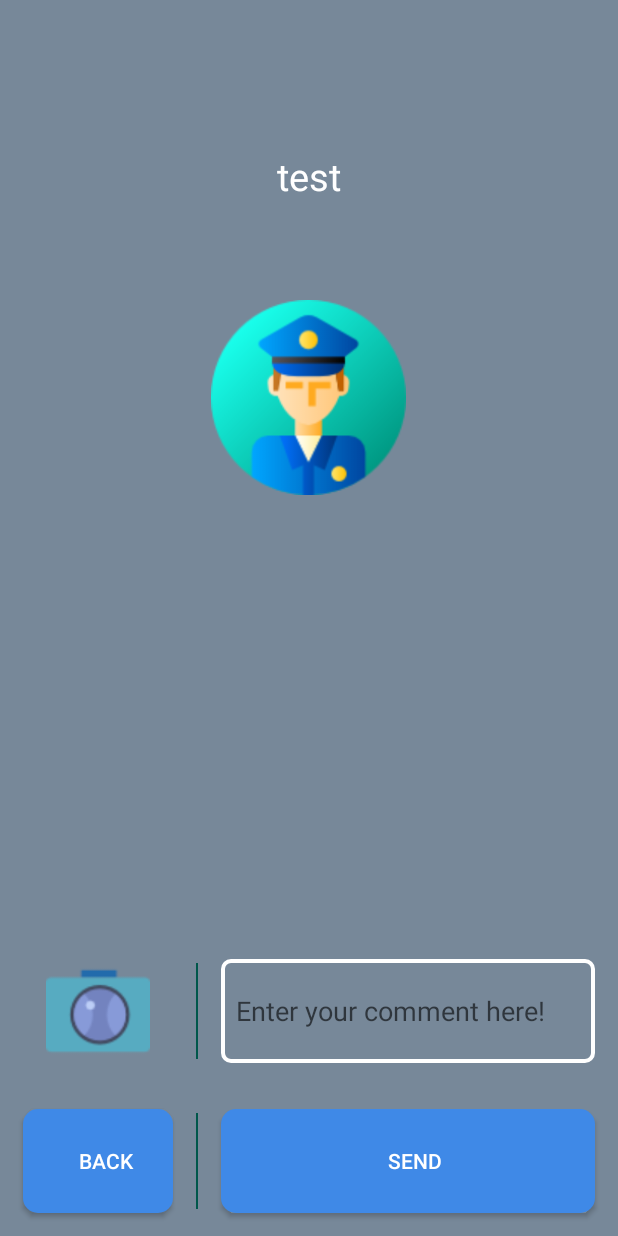
After one commit to ccait/Matrix, an Android app: the layout report_event_spec.xml on its own in the app's theme, with its tools: preview values and no code run, on a phone screen of 412 x 824 dp. The commit adds this screen. Run offline under Robolectric (Android 15) with nearby library versions, the phone set to English and light mode, and no system bars.

Commit message:
traffic event add

```diff
--- a/app/src/main/java/com/laioffer/matrix/LocationTracker.java
+++ b/app/src/main/java/com/laioffer/matrix/LocationTracker.java
@@ -6,7 +6,6 @@ import android.location.Location;
 import android.location.LocationListener;
 import android.location.LocationManager;
 import android.os.Bundle;
-
 import androidx.core.app.ActivityCompat;
 import androidx.core.content.ContextCompat;
 
--- /dev/null
+++ b/app/src/main/res/drawable/textinputborder.xml
@@ -0,0 +1,9 @@
+<?xml version="1.0" encoding="utf-8"?>
+<shape xmlns:android="http://schemas.android.com/apk/res/android"
+    android:shape="rectangle">
+    <solid android:color="#00000000" />
+    <stroke android:width="2.5dp"
+        android:color="#FFFFFF" />
+    <corners
+        android:radius="5dp"/>
+</shape>
--- a/app/src/main/res/layout/dialog.xml
+++ b/app/src/main/res/layout/dialog.xml
@@ -12,6 +12,7 @@
         android:layout_height="match_parent"
         android:id="@+id/viewSwitcher">
         <include layout="@layout/report_event_type"/>
+        <include layout="@layout/report_event_spec"/>
     </ViewSwitcher>
 
 </LinearLayout>
--- a/app/src/main/res/layout/recyclerview_item.xml
+++ b/app/src/main/res/layout/recyclerview_item.xml
@@ -5,7 +5,6 @@
     android:orientation="vertical"
     android:layout_width="match_parent"
     android:layout_height="150dp">
-
 
     <ImageView
         android:layout_width="match_parent"
--- /dev/null
+++ b/app/src/main/res/layout/report_event_spec.xml
@@ -0,0 +1,97 @@
+<?xml version="1.0" encoding="utf-8"?>
+<RelativeLayout
+    xmlns:android="http://schemas.android.com/apk/res/android"
+    android:orientation="vertical"
+    android:layout_width="match_parent"
+    android:layout_height="match_parent"
+    android:id="@+id/event_spec_layout_id"
+    android:background="@color/colorDark">
+
+    <TextView
+        android:textColor="#FFFFFF"
+        android:textSize="25sp"
+        android:layout_marginTop="100dp"
+        android:layout_centerHorizontal="true"
+        android:layout_height="wrap_content"
+        android:layout_width="wrap_content"
+        android:id="@+id/event_type"
+        android:text="test"
+        ></TextView>
+    <ImageView
+        android:id="@+id/event_type_img"
+        android:layout_width="130dp"
+        android:layout_height="130dp"
+        android:layout_marginTop="200dp"
+        android:layout_centerHorizontal="true"
+        android:src="@drawable/policeman" />
+
+
+    <LinearLayout
+        android:layout_above="@+id/event_send"
+        android:layout_width="match_parent"
+        android:orientation="horizontal"
+        android:layout_height="100dp"
+        >
+        <ImageView
+            android:id="@+id/event_camera_img"
+            android:layout_width="100dp"
+            android:layout_gravity="center"
+            android:layout_height="match_parent"
+            android:layout_margin="15dp"
+            android:src="@drawable/camera" />
+        <View
+            android:layout_height="match_parent"
+            android:layout_width="1dp"
+            android:layout_marginTop="18dp"
+            android:layout_marginBottom="18dp"
+            android:background="@color/colorPrimaryDark"
+            />
+        <EditText
+            android:id="@+id/event_comment"
+            android:layout_width="match_parent"
+            android:layout_height="match_parent"
+            android:background="@drawable/textinputborder"
+            android:layout_margin="15dp"
+            android:paddingLeft="10dp"
+            android:textColor="#FFFFFF"
+            android:hint="Enter your comment here!" >
+
+        </EditText>
+    </LinearLayout>
+
+    <LinearLayout
+        android:layout_alignParentBottom="true"
+        android:layout_width="match_parent"
+        android:orientation="horizontal"
+        android:id="@+id/event_send"
+        android:layout_height="100dp"
+        >
+        <Button
+            android:id="@+id/event_back_button"
+            android:layout_width="100dp"
+            android:layout_height="match_parent"
+            android:background="@drawable/login_buttons"
+            android:layout_margin="15dp"
+            android:text="Back"
+            android:textColor="#FFFFFF"
+            android:paddingLeft="10dp"
+            >
+        </Button>
+        <View
+            android:layout_height="match_parent"
+            android:layout_width="1dp"
+            android:layout_marginTop="18dp"
+            android:layout_marginBottom="18dp"
+            android:background="@color/colorPrimaryDark"
+            />
+        <Button
+            android:id="@+id/event_send_button"
+            android:layout_width="match_parent"
+            android:layout_height="match_parent"
+            android:background="@drawable/login_buttons"
+            android:layout_margin="15dp"
+            android:text="Send"
+            android:textColor="#FFFFFF"
+            android:paddingLeft="10dp"/>
+    </LinearLayout>
+</RelativeLayout>
```
Also changed, not shown: app/src/main/java/com/laioffer/matrix/Config.java (+18 -0 lines), app/src/main/java/com/laioffer/matrix/MainFragment.java (+62 -1 lines), app/src/main/java/com/laioffer/matrix/ReportDialog.java (+75 -0 lines), app/src/main/java/com/laioffer/matrix/ReportRecyclerViewAdapter.java (+6 -8 lines), app/src/main/java/com/laioffer/matrix/TrafficEvent.java (added, +102 -0 lines), app/src/main/res/layout/fragment_main.xml (+16 -7 lines).
